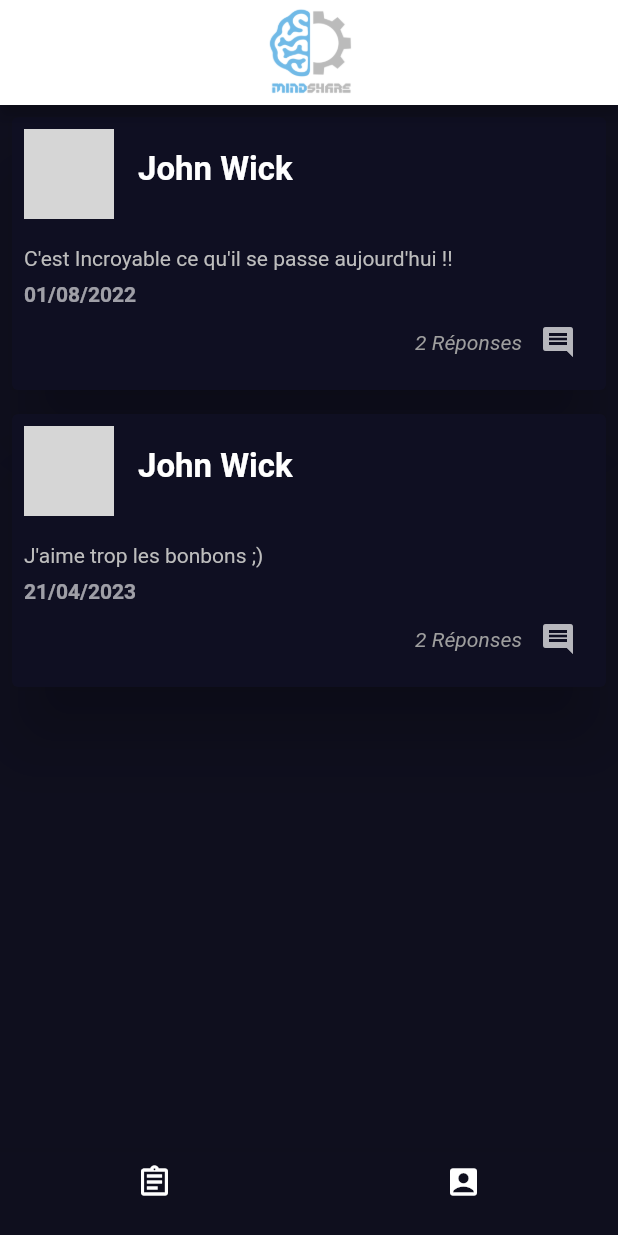
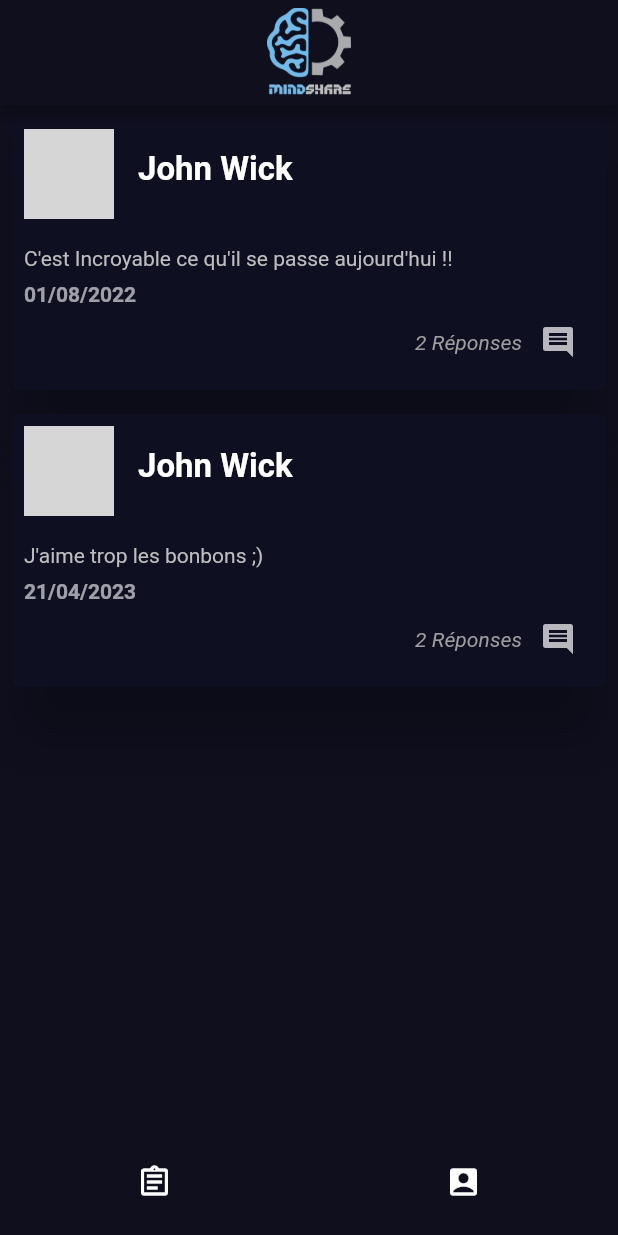
Before and after one commit to MindShare-AI/MindShare_App, a Flutter app: the screen it shows after launch, on a phone screen of 412 x 824 dp. Run offline on Flutter 3.47's test engine with Material 2 defaults, Android fonts, the light colour scheme and no system bars; network calls fail; grey boxes are pictures that could not be loaded.

Commit message:
Update logo

```diff
--- a/lib/screens/postPage.dart
+++ b/lib/screens/postPage.dart
@@ -30,7 +30,7 @@ class _PostPageState extends State<PostPage> {
     return Scaffold(
       backgroundColor: Color.fromARGB(255, 15, 15, 30),
       appBar: AppBar(
-        backgroundColor: Colors.white,
+        backgroundColor: Color.fromARGB(255, 15, 15, 30),
         toolbarHeight: 70,
         title: Image.asset('images/logoMindshare.png',
           height: 60,),
```
Also changed, not shown: images/logoMindshare.png.
